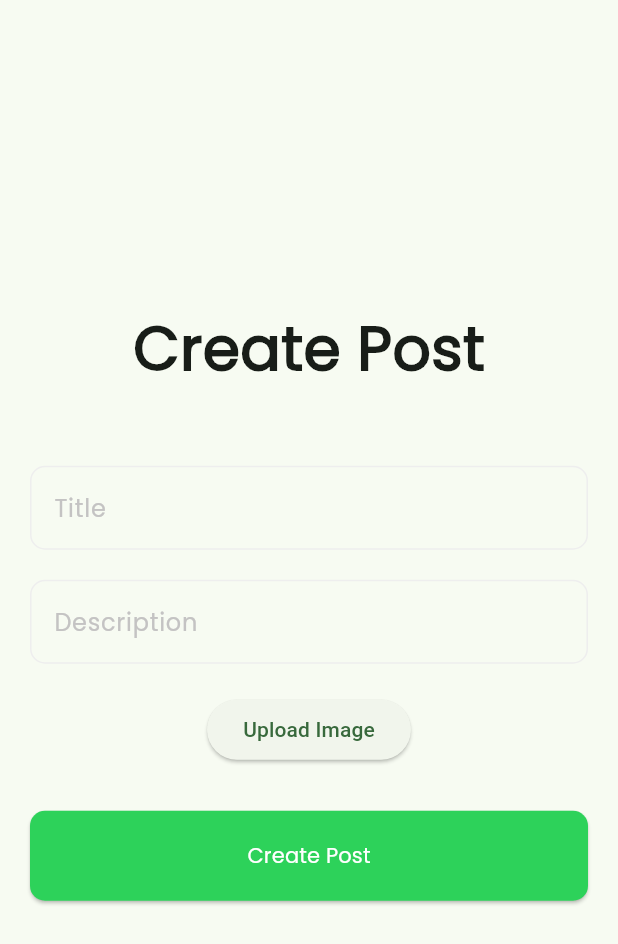
After one commit to bhartiyaanshul/social-media-flutter, a Flutter app: the HomePage screen opened directly, after a tap on the "add" icon, on a phone screen of 412 x 824 dp. The commit adds this screen. Shown: the top 944 px of the screen. Run offline on Flutter 3.47's test engine with Material 3 defaults, Android fonts, the phone set to English and light mode, and no system bars; our stand-ins replace cloud_firestore, firebase_auth, firebase_core, firebase_storage, get_it, image_picker and 1 more; accounts and stored records are empty.

Commit message:
create post page creating

```diff
--- /dev/null
+++ b/lib/create_post.dart
@@ -0,0 +1,146 @@
+import 'dart:io';
+import 'package:flutter/material.dart';
+import 'package:image_picker/image_picker.dart';
+import 'package:path/path.dart';
+
+class CreatePost extends StatefulWidget {
+  const CreatePost({super.key});
+
+  @override
+  State<CreatePost> createState() => _CreatePostState();
+}
+
+class _CreatePostState extends State<CreatePost> {
+  File? _image;
+
+  final titleController = TextEditingController();
+  final descController = TextEditingController();
+  final _formkey = GlobalKey<FormState>();
+
+  @override
+  Widget build(BuildContext context) {
+    uploadImage() async {
+      final picker = ImagePicker();
+      final XFile? image = await picker.pickImage(source: ImageSource.gallery);
+
+      String fileName = basename(image!.path);
+
+      setState(() {
+        if (image != null) {
+          _image = File(image.path);
+          print(_image);
+        }
+      });
+    }
+
+    return Scaffold(
+      body: Center(
+        child: Column(
+          mainAxisAlignment: MainAxisAlignment.center,
+          children: [
+            const Text(
+              'Create Post',
+              style: TextStyle(
+                  fontSize: 40,
+                  fontFamily: 'Poppins',
+                  fontWeight: FontWeight.w600),
+            ),
+            const SizedBox(height: 30),
+            Form(
+              key: _formkey,
+              child: Padding(
+                padding: const EdgeInsets.all(20.0),
+                child: Column(
+                  children: [
+                    TextFormField(
+                      validator: (value) {
+                        if (value == null || value.isEmpty) {
+                          return 'Please enter title';
+                        }
+                        return null;
+                      },
+                      autovalidateMode: AutovalidateMode.onUserInteraction,
+                      controller: titleController,
+                      decoration: const InputDecoration(
+                        focusedBorder: OutlineInputBorder(
+                          borderRadius: BorderRadius.all(Radius.circular(10)),
+                          borderSide: BorderSide(
+                              color: Color.fromARGB(255, 45, 210, 90)),
+                        ),
+                        label: Text('Title'),
+                        labelStyle: TextStyle(
+                            color: Color(0xffC4C3C3), fontFamily: 'Poppins'),
+                        floatingLabelStyle: TextStyle(color: Color(0xff4DD969)),
+                        enabledBorder: OutlineInputBorder(
+                          borderRadius: BorderRadius.all(Radius.circular(10)),
+                          borderSide: BorderSide(color: Color(0xffeeeeee)),
+                        ),
+                      ),
+                    ),
+                    const SizedBox(height: 20),
+                    TextFormField(
+                      validator: (value) {
+                        if (value == null || value.isEmpty) {
+                          return 'Please enter description';
+                        }
+                        return null;
+                      },
+                      autovalidateMode: AutovalidateMode.onUserInteraction,
+                      controller: descController,
+                      decoration: const InputDecoration(
+                        focusedBorder: OutlineInputBorder(
+                          borderRadius: BorderRadius.all(Radius.circular(10)),
+                          borderSide: BorderSide(
+                              color: Color.fromARGB(255, 45, 210, 90)),
+                        ),
+                        label: Text('Description'),
+                        labelStyle: TextStyle(
+                            color: Color(0xffC4C3C3), fontFamily: 'Poppins'),
+                        floatingLabelStyle: TextStyle(color: Color(0xff4DD969)),
+                        enabledBorder: OutlineInputBorder(
+                          borderRadius: BorderRadius.all(Radius.circular(10)),
+                          borderSide: BorderSide(color: Color(0xffeeeeee)),
+                        ),
+                      ),
+                    ),
+                    const SizedBox(
+                      height: 20,
+                    ),
+                    ElevatedButton(
+                      onPressed: () {
+                        uploadImage();
+                      },
+                      child: const Text('Upload Image'),
+                    ),
+                    const SizedBox(height: 30,),
+                    ElevatedButton(
+                      style: ElevatedButton.styleFrom(
+                        backgroundColor: const Color.fromARGB(255, 45, 210, 90),
+                        minimumSize: const Size(380, 60),
+                        shape: RoundedRectangleBorder(
+                          borderRadius: BorderRadius.circular(10),
+                        ),
+                      ),
+                      onPressed: () {
+                        if (_formkey.currentState!.validate()) {
+                        }
+                      },
+                      child: const Text(
+                        'Create Post',
+                        style: TextStyle(
+                            fontSize: 14,
+                            fontFamily: 'Poppins',
+                            fontWeight: FontWeight.w500,
+                            color: Colors.white),
+                      ),
+                    )
+                  ],
+                ),
+              ),
+            ),
+          ],
+        ),
+      ),
+    );
+  }
+}
--- a/lib/home_page.dart
+++ b/lib/home_page.dart
@@ -1,11 +1,93 @@
-import 'package:flutter/foundation.dart';
 import 'package:flutter/material.dart';
+import 'package:image_picker/image_picker.dart';
+import 'package:social_media/create_post.dart';
+import 'package:social_media/main.dart';
+import 'package:social_media/services/auth_services.dart';
+import 'package:social_media/signin_page.dart';
 
-class HomePage extends StatelessWidget {
+class HomePage extends StatefulWidget {
   const HomePage({super.key});
 
   @override
+  State<HomePage> createState() => _HomePageState();
+}
+
+class _HomePageState extends State<HomePage> {
+  final _auth = locator<AuthService>();
+
+  uploadImage() async {
+    final picker = ImagePicker();
+    final XFile? image = await picker.pickImage(source: ImageSource.gallery);
+  }
+
+  createPost(){
+    showDialog(
+      context: context,
+      builder: (context) {
+        return AlertDialog(
+          title: const Text('Create Post'),
+          content: SizedBox(
+            height: 200,
+            child: Center(
+              child: Column(
+                children: [
+                  const TextField(
+                    decoration: InputDecoration(
+                      hintText: 'Enter Post Title'
+                    ),
+                  ),
+                  const TextField(
+                    decoration: InputDecoration(
+                      hintText: 'Enter Post Description'
+                    ),
+                  ),
+                  ElevatedButton(
+                    onPressed: () {
+                      uploadImage();
+                    },
+                    child: const Text('Upload Image'),
+                  ),
+                  ElevatedButton(
+                    onPressed: () {
+                      Navigator.pop(context);
+                    },
+                    child: const Text('Create Post'),
+                  )
+                ],
+              ),
+            ),
+          ),
+        );
+      }
+    );
+  }
+
+  @override
   Widget build(BuildContext context) {
-    return const Scaffold();
+    return Scaffold(
+      appBar: AppBar(
+        title: const Text('Home Page'),
+        actions: [
+          IconButton(
+            icon: const Icon(Icons.logout),
+            onPressed: () async {
+                await _auth.signOut();
+                if(!_auth.isloggedIn){
+                  Navigator.pushReplacement(context, MaterialPageRoute(builder: (context) => const SignInPage()));
+                }
+            },
+          )
+        ],
+      ),
+      body: const Center(
+        child: Text('Welcome to Home Page'),
+      ),
+      floatingActionButton: FloatingActionButton(
+        onPressed: () {
+          Navigator.push(context, MaterialPageRoute(builder: (context) => const CreatePost()));
+        },
+        child: const Icon(Icons.add),
+      )
+    );
   }
 }
--- a/lib/main.dart
+++ b/lib/main.dart
@@ -1,7 +1,14 @@
 import 'package:flutter/material.dart';
-import 'package:social_media/signup_page.dart';
+import 'package:get_it/get_it.dart';
+import 'package:social_media/home_page.dart';
+import 'package:social_media/onboarding_page.dart';
+import 'package:social_media/services/auth_services.dart';
+import 'package:social_media/services/storage_services.dart';
+import 'package:social_media/signin_page.dart';
 import 'package:firebase_core/firebase_core.dart';
 import 'package:social_media/firebase_options.dart';
+
+GetIt locator = GetIt.instance;
 
 Future<void> main() async {
   WidgetsFlutterBinding.ensureInitialized();
@@ -9,11 +16,14 @@ Future<void> main() async {
   await Firebase.initializeApp(
     options: DefaultFirebaseOptions.currentPlatform
   );
-  runApp(const MyApp());
+  locator.registerSingleton<AuthService>(AuthService());
+  locator.registerSingleton<StorageServices>(StorageServices());
+  runApp( MyApp());
 }
 
 class MyApp extends StatelessWidget {
-  const MyApp({super.key});
+  MyApp({super.key});
+  final _auth = locator<AuthService>();
 
   @override
   Widget build(BuildContext context) {
@@ -24,7 +34,8 @@ class MyApp extends StatelessWidget {
         colorScheme: ColorScheme.fromSeed(seedColor: const Color.fromARGB(1,45,210,90)),
         useMaterial3: true,
       ),
-      home: const SignUpPage(),
+      home: _auth.isloggedIn ? const HomePage() : const OnBoardingPage(),
+      // home: const OnBoardingPage(),
     );
   }
 }
```
Also changed, not shown: lib/onboarding_page.dart (added, +100 -0 lines), lib/services/auth_services.dart (+21 -27 lines), lib/services/storage_services.dart (added, +24 -0 lines), lib/signin_page.dart (+8 -11 lines), lib/signup_page.dart (+17 -12 lines), pubspec.yaml (+8 -14 lines), assets/fonts/Poppins-Regular.ttf (added), assets/images/onboarding.png (added), pubspec.lock.
